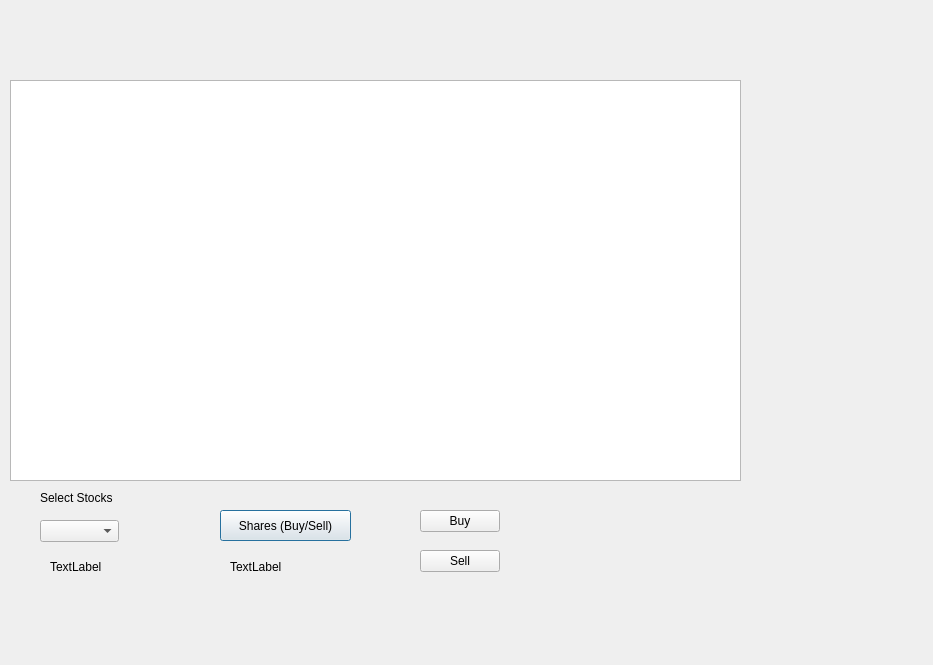
This is gamerun.ui in srikoushik3/StockMarketGame as Qt 5 draws it before an edit. The edited form follows.
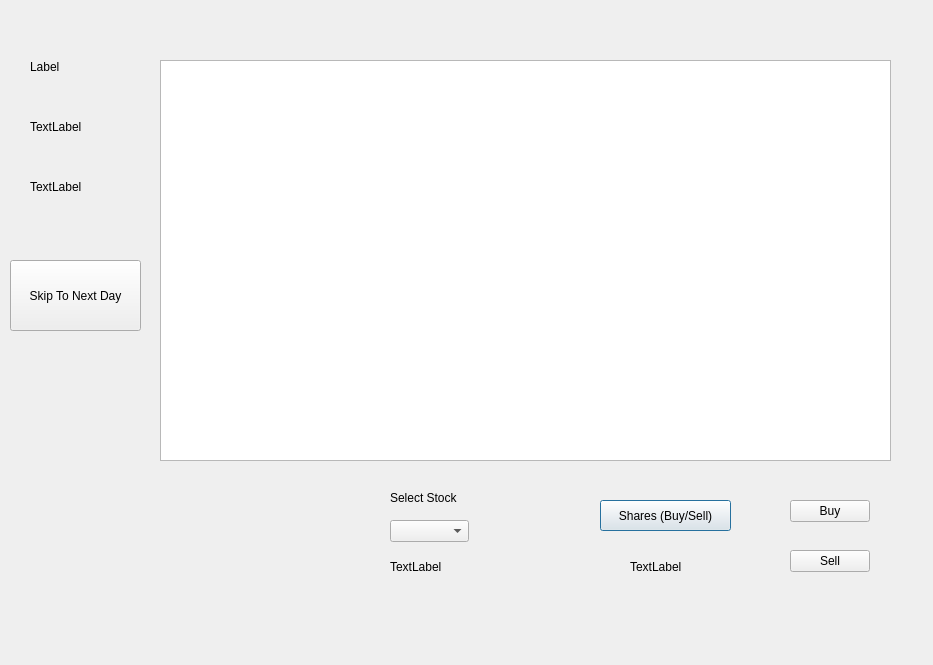
This is the edited form.

```diff
--- a/gamerun.ui
+++ b/gamerun.ui
@@ -16,8 +16,8 @@
   <widget class="QTableWidget" name="stocksTable">
    <property name="geometry">
     <rect>
-     <x>10</x>
-     <y>80</y>
+     <x>160</x>
+     <y>60</y>
      <width>731</width>
      <height>401</height>
     </rect>
@@ -26,8 +26,8 @@
   <widget class="QPushButton" name="buySellBtn">
    <property name="geometry">
     <rect>
-     <x>220</x>
-     <y>510</y>
+     <x>600</x>
+     <y>500</y>
      <width>131</width>
      <height>31</height>
     </rect>
@@ -39,8 +39,8 @@
   <widget class="QPushButton" name="buySubmitBtn">
    <property name="geometry">
     <rect>
-     <x>420</x>
-     <y>510</y>
+     <x>790</x>
+     <y>500</y>
      <width>80</width>
      <height>22</height>
     </rect>
@@ -52,7 +52,7 @@
   <widget class="QPushButton" name="sellSubmitBtn">
    <property name="geometry">
     <rect>
-     <x>420</x>
+     <x>790</x>
      <y>550</y>
      <width>80</width>
      <height>22</height>
@@ -65,7 +65,7 @@
   <widget class="QLabel" name="stockNameLbl">
    <property name="geometry">
     <rect>
-     <x>50</x>
+     <x>390</x>
      <y>560</y>
      <width>59</width>
      <height>14</height>
@@ -78,7 +78,7 @@
   <widget class="QLabel" name="buySellLbl">
    <property name="geometry">
     <rect>
-     <x>230</x>
+     <x>630</x>
      <y>560</y>
      <width>59</width>
      <height>14</height>
@@ -91,7 +91,7 @@
   <widget class="QComboBox" name="stockDropdown">
    <property name="geometry">
     <rect>
-     <x>40</x>
+     <x>390</x>
      <y>520</y>
      <width>79</width>
      <height>22</height>
@@ -101,14 +101,66 @@
   <widget class="QLabel" name="label">
    <property name="geometry">
     <rect>
-     <x>40</x>
+     <x>390</x>
      <y>490</y>
      <width>91</width>
      <height>16</height>
     </rect>
    </property>
    <property name="text">
-    <string>Select Stocks</string>
+    <string>Select Stock</string>
+   </property>
+  </widget>
+  <widget class="QLabel" name="usernameLbl">
+   <property name="geometry">
+    <rect>
+     <x>30</x>
+     <y>60</y>
+     <width>59</width>
+     <height>14</height>
+    </rect>
+   </property>
+   <property name="text">
+    <string>Label</string>
+   </property>
+  </widget>
+  <widget class="QLabel" name="cashBalanceLbl">
+   <property name="geometry">
+    <rect>
+     <x>30</x>
+     <y>120</y>
+     <width>59</width>
+     <height>14</height>
+    </rect>
+   </property>
+   <property name="text">
+    <string>TextLabel</string>
+   </property>
+  </widget>
+  <widget class="QLabel" name="profitsLbl">
+   <property name="geometry">
+    <rect>
+     <x>30</x>
+     <y>180</y>
+     <width>59</width>
+     <height>14</height>
+    </rect>
+   </property>
+   <property name="text">
+    <string>TextLabel</string>
+   </property>
+  </widget>
+  <widget class="QPushButton" name="pushButton">
+   <property name="geometry">
+    <rect>
+     <x>10</x>
+     <y>260</y>
+     <width>131</width>
+     <height>71</height>
+    </rect>
+   </property>
+   <property name="text">
+    <string>Skip To Next Day</string>
    </property>
   </widget>
  </widget>
```
